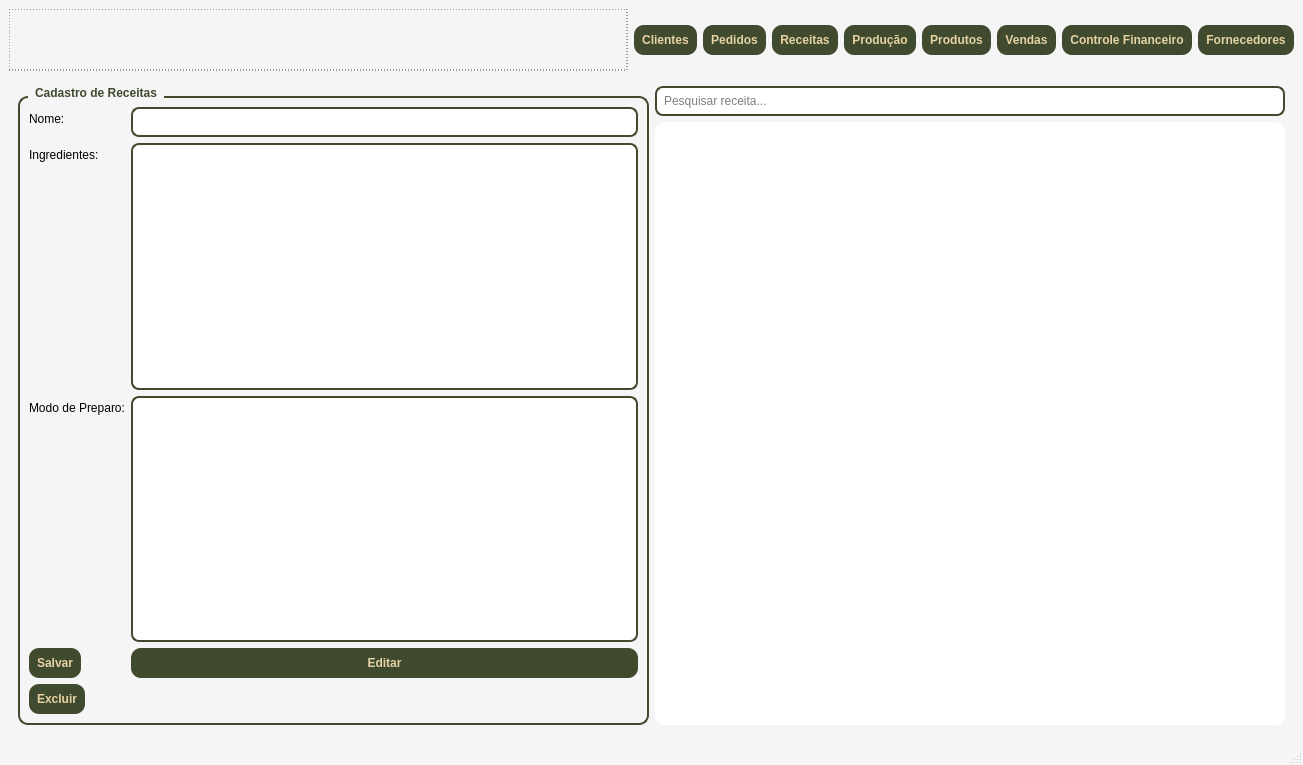
This is telas/tela_menu.ui in Faeldh/sistema_confeitaria as Qt 5 draws it before an edit. The edited form follows.
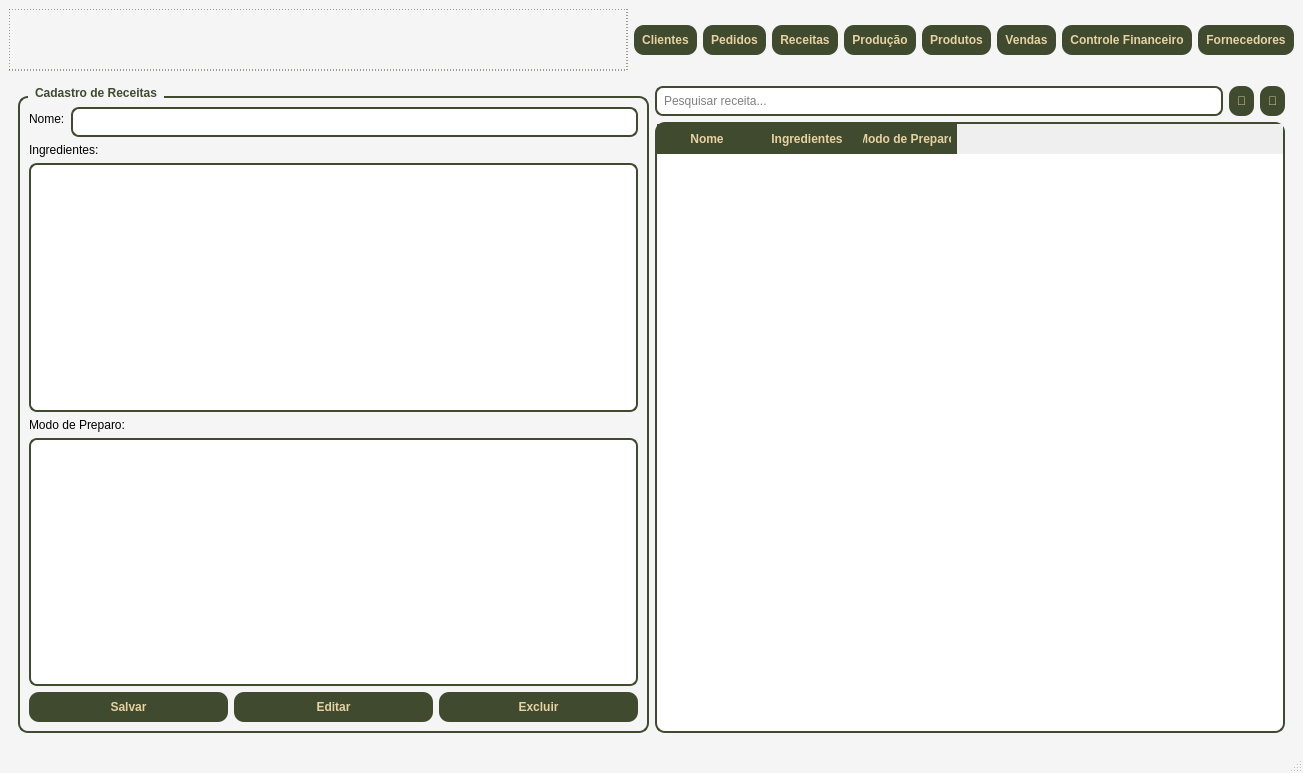
This is the edited form. The open tabs and pages were chosen to show the change.

```diff
--- a/telas/tela_menu.ui
+++ b/telas/tela_menu.ui
@@ -7,7 +7,7 @@
     <x>0</x>
     <y>0</y>
     <width>1303</width>
-    <height>765</height>
+    <height>773</height>
    </rect>
   </property>
   <property name="windowTitle">
@@ -654,9 +654,11 @@
           <property name="title">
            <string>Cadastro de Receitas</string>
           </property>
+          <layout class="QVBoxLayout">
+           <item>
           <layout class="QFormLayout">
            <item row="0" column="0">
-            <widget class="QLabel" name="labelNomeReceita">
+              <widget class="QLabel" name="label">
              <property name="text">
               <string>Nome:</string>
              </property>
@@ -665,41 +667,45 @@
            <item row="0" column="1">
             <widget class="QLineEdit" name="txt_nomeReceita"/>
            </item>
-           <item row="1" column="0">
-            <widget class="QLabel" name="labelIngredientes">
+            </layout>
+           </item>
+           <item>
+            <widget class="QLabel" name="label">
              <property name="text">
               <string>Ingredientes:</string>
              </property>
             </widget>
            </item>
-           <item row="1" column="1">
+           <item>
             <widget class="QTextEdit" name="txt_ingredientes"/>
            </item>
-           <item row="2" column="0">
-            <widget class="QLabel" name="labelModoPreparo">
+           <item>
+            <widget class="QLabel" name="label">
              <property name="text">
               <string>Modo de Preparo:</string>
              </property>
             </widget>
            </item>
-           <item row="2" column="1">
+           <item>
             <widget class="QTextEdit" name="txt_modoPreparo"/>
            </item>
-           <item row="3" column="0">
+           <item>
+            <layout class="QHBoxLayout">
+             <item>
             <widget class="QPushButton" name="btn_salvarReceita">
              <property name="text">
               <string>Salvar</string>
              </property>
             </widget>
            </item>
-           <item row="3" column="1">
+             <item>
             <widget class="QPushButton" name="btn_editarReceita">
              <property name="text">
               <string>Editar</string>
              </property>
             </widget>
            </item>
-           <item row="4" column="0">
+             <item>
             <widget class="QPushButton" name="btn_excluirReceita">
              <property name="text">
               <string>Excluir</string>
@@ -707,10 +713,14 @@
             </widget>
            </item>
           </layout>
+           </item>
+          </layout>
          </widget>
         </item>
         <item>
          <layout class="QVBoxLayout">
+          <item>
+           <layout class="QHBoxLayout">
           <item>
            <widget class="QLineEdit" name="lineEditPesquisaReceita">
             <property name="placeholderText">
@@ -719,7 +729,89 @@
            </widget>
           </item>
           <item>
-           <widget class="QTableView" name="tableViewReceitas"/>
+             <widget class="QPushButton" name="btnPesquisarReceita">
+              <property name="text">
+               <string>🔎</string>
+              </property>
+             </widget>
+            </item>
+            <item>
+             <widget class="QPushButton" name="btnAtualizarReceita">
+              <property name="text">
+               <string>🔄</string>
+              </property>
+             </widget>
+            </item>
+           </layout>
+          </item>
+          <item>
+           <widget class="QTableWidget" name="tableWidgetReceitas">
+            <property name="sizePolicy">
+             <sizepolicy hsizetype="Expanding" vsizetype="Expanding">
+              <horstretch>0</horstretch>
+              <verstretch>0</verstretch>
+             </sizepolicy>
+            </property>
+            <property name="minimumSize">
+             <size>
+              <width>0</width>
+              <height>0</height>
+             </size>
+            </property>
+            <property name="styleSheet">
+             <string notr="true">QTableWidget#tableWidgetReceitas {
+    background-color: white;
+    gridline-color: #3F4A2F;
+    border: 2px solid #3F4A2F;
+    border-radius: 10px;
+    selection-background-color: #3F4A2F;
+    selection-color: #E6D2A2;
+    font-size: 12px;
+    alternate-background-color: #F0F0F0;
+}
+
+QTableWidget#tableWidgetReceitas::item {
+    padding: 6px;
+}
+
+QTableWidget#tableWidgetReceitas::item:selected {
+    background-color: #3F4A2F;
+    color: #E6D2A2;
+}
+
+QTableWidget#tableWidgetReceitas QHeaderView::section {
+    background-color: #3F4A2F;
+    color: #E6D2A2;
+    padding: 6px;
+    border: none;
+    font-weight: bold;
+}
+
+QTableWidget {
+    outline: none;
+}
+
+</string>
+            </property>
+            <property name="columnCount">
+             <number>3</number>
+            </property>
+            <column>
+             <property name="text">
+              <string>Nome</string>
+             </property>
+            </column>
+            <column>
+             <property name="text">
+              <string>Ingredientes</string>
+             </property>
+            </column>
+            <column>
+             <property name="text">
+              <string>Modo de Preparo</string>
+             </property>
+            </column>
+           </widget>
           </item>
          </layout>
         </item>
```
Left out of the diff: 2 changed lines with no effect on the pictures. Lines whose indentation alone changed are shown as unchanged.
